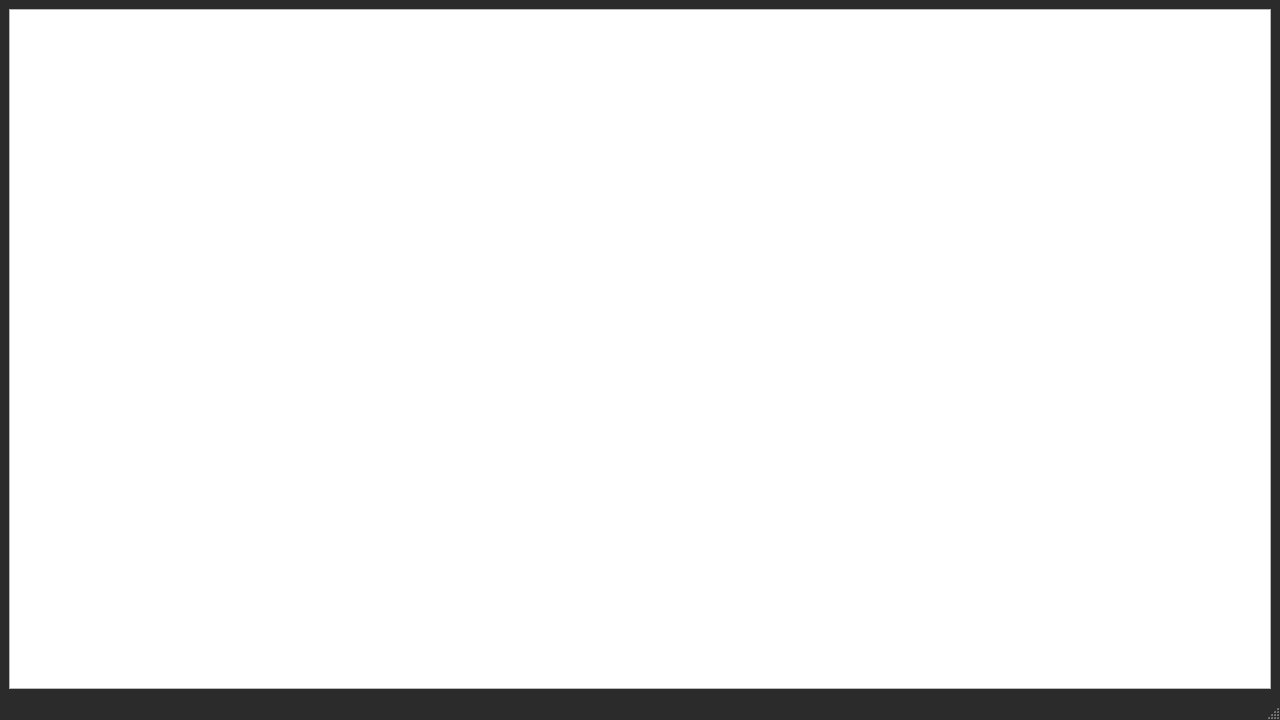
Before: the Qt Designer form aisio-gui/binary_window.ui in TaiwanMiya/Ais.IO, drawn with Qt 5.
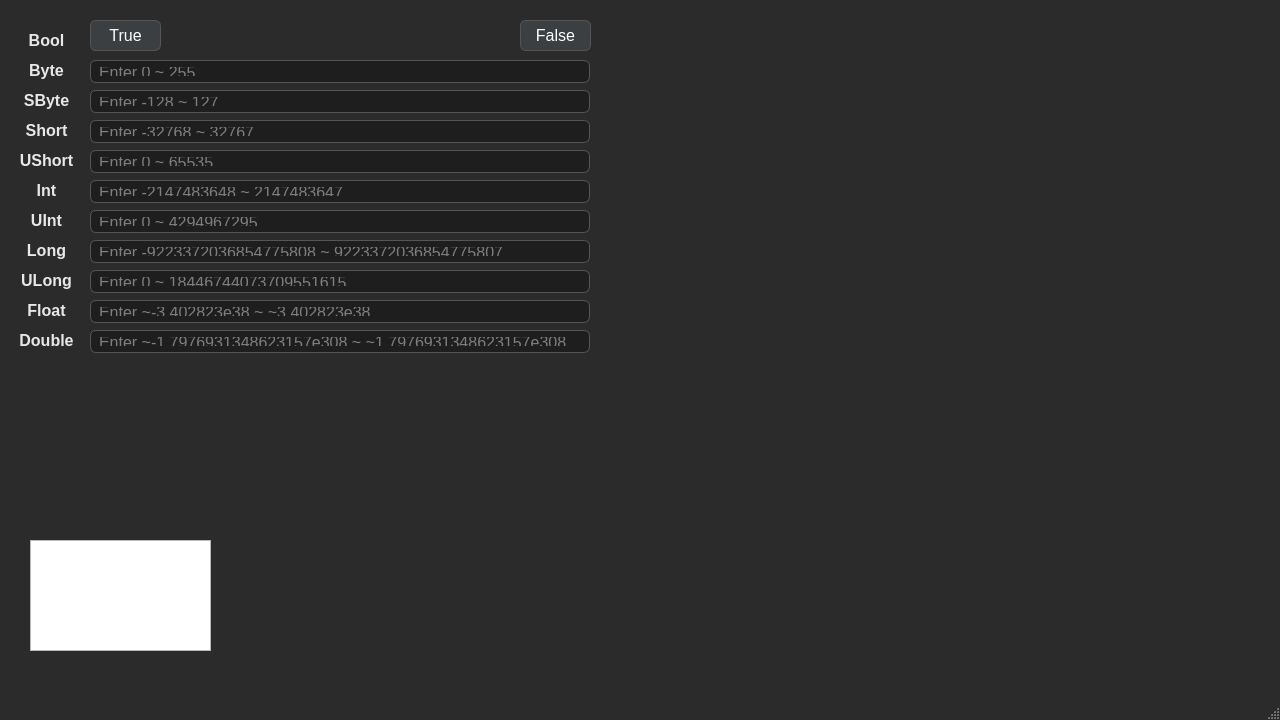
After: the same form once the commit is applied.

```diff
--- a/aisio-gui/binary_window.ui
+++ b/aisio-gui/binary_window.ui
@@ -60,11 +60,472 @@
 </string>
   </property>
   <widget class="QWidget" name="centralwidget">
-   <layout class="QHBoxLayout" name="horizontalLayout">
-    <item>
-     <widget class="QPlainTextEdit" name="plainTextEdit"/>
-    </item>
-   </layout>
+   <property name="styleSheet">
+    <string notr="true">/* 全域字型與間距 */
+* { font-family: &quot;Microsoft JhengHei UI&quot;,&quot;Segoe UI&quot;,&quot;Noto Sans CJK TC&quot;; font-size: 12pt; }
+QMainWindow { background: #1f1f1f; }
+QLabel { color: #e8e8e8; font-weight: 600; }
+
+/* 控制列按鈕 */
+QPushButton {
+  background: #2b2f3a; color: #eaeaea; border: 1px solid #3a3f4b;
+  border-radius: 8px; padding: 6px 14px;
+}
+QPushButton:hover { background: #343a46; }
+QPushButton:pressed { background: #2a2f39; }
+
+/* ComboBox */
+QComboBox {
+  background: #2b2f3a; color: #eaeaea; border: 1px solid #3a3f4b; border-radius: 8px; padding: 4px 10px;
+}
+QComboBox QAbstractItemView { background: #2b2f3a; color: #eaeaea; selection-background-color: #3b4150; }
+
+/* 文字框 */
+QPlainTextEdit {
+  background: #111317; color: #dfe3ea; border: 1px solid #343a46; border-radius: 10px;
+  selection-background-color: #394359;
+}
+
+/* 分隔條 */
+QSplitter::handle { background: #2a2f39; width: 6px; }
+
+QMainWindow {
+    background-color: #2b2b2b;   /* 主背景 */
+    color: #f0f0f0;
+}
+
+QMenuBar {
+    background-color: #333;
+    color: #f0f0f0;
+}
+QMenuBar::item:selected {
+    background-color: #444;
+}
+
+QTextEdit {
+    background-color: #1e1e1e;
+    color: #e0e0e0;
+    border: 1px solid #555;
+    border-radius: 6px;
+    padding: 6px;
+    font: 11pt &quot;Arial&quot;;
+}
+
+QLineEdit {
+    background-color: #1e1e1e;
+    color: #e0e0e0;
+    border: 1px solid #555;
+    border-radius: 6px;
+    padding: 6px;
+    font: 11pt &quot;Arial&quot;;
+}
+
+QPushButton {
+    background-color: #3c3f41;
+    color: #ffffff;
+    border: 1px solid #555;
+    border-radius: 6px;
+    padding: 6px 12px;
+}
+QPushButton:hover {
+    background-color: #505357;
+}
+QPushButton:pressed {
+    background-color: #2e2f30;
+}
+
+QComboBox {
+    background-color: #2d2d30;
+    color: #f0f0f0;
+    border: 1px solid #555;
+    border-radius: 6px;
+    padding: 4px;
+}
+</string>
+   </property>
+   <widget class="QLineEdit" name="byteLineEdit">
+    <property name="geometry">
+     <rect>
+      <x>90</x>
+      <y>60</y>
+      <width>500</width>
+      <height>23</height>
+     </rect>
+    </property>
+    <property name="toolTip">
+     <string>&lt;html&gt;&lt;head/&gt;&lt;body&gt;&lt;p&gt;Only 0 ~ 255 can be entered.&lt;/p&gt;&lt;/body&gt;&lt;/html&gt;</string>
+    </property>
+    <property name="placeholderText">
+     <string>Enter 0 ~ 255</string>
+    </property>
+   </widget>
+   <widget class="QPushButton" name="boolTruePushButton">
+    <property name="geometry">
+     <rect>
+      <x>90</x>
+      <y>20</y>
+      <width>71</width>
+      <height>31</height>
+     </rect>
+    </property>
+    <property name="text">
+     <string>True</string>
+    </property>
+   </widget>
+   <widget class="QPushButton" name="boolFalsePushButton">
+    <property name="geometry">
+     <rect>
+      <x>520</x>
+      <y>20</y>
+      <width>71</width>
+      <height>31</height>
+     </rect>
+    </property>
+    <property name="text">
+     <string>False</string>
+    </property>
+   </widget>
+   <widget class="QLabel" name="byteLabel">
+    <property name="geometry">
+     <rect>
+      <x>20</x>
+      <y>60</y>
+      <width>53</width>
+      <height>21</height>
+     </rect>
+    </property>
+    <property name="text">
+     <string>Byte</string>
+    </property>
+    <property name="alignment">
+     <set>Qt::AlignmentFlag::AlignCenter</set>
+    </property>
+   </widget>
+   <widget class="QLabel" name="sbyteLabel">
+    <property name="geometry">
+     <rect>
+      <x>20</x>
+      <y>90</y>
+      <width>53</width>
+      <height>21</height>
+     </rect>
+    </property>
+    <property name="text">
+     <string>SByte</string>
+    </property>
+    <property name="alignment">
+     <set>Qt::AlignmentFlag::AlignCenter</set>
+    </property>
+   </widget>
+   <widget class="QLineEdit" name="sbyteLineEdit">
+    <property name="geometry">
+     <rect>
+      <x>90</x>
+      <y>90</y>
+      <width>500</width>
+      <height>23</height>
+     </rect>
+    </property>
+    <property name="toolTip">
+     <string>&lt;html&gt;&lt;head/&gt;&lt;body&gt;&lt;p&gt;Only -128 ~ 127 can be entered.&lt;/p&gt;&lt;/body&gt;&lt;/html&gt;</string>
+    </property>
+    <property name="placeholderText">
+     <string>Enter -128 ~ 127</string>
+    </property>
+   </widget>
+   <widget class="QLabel" name="shortLabel">
+    <property name="geometry">
+     <rect>
+      <x>20</x>
+      <y>120</y>
+      <width>53</width>
+      <height>21</height>
+     </rect>
+    </property>
+    <property name="text">
+     <string>Short</string>
+    </property>
+    <property name="alignment">
+     <set>Qt::AlignmentFlag::AlignCenter</set>
+    </property>
+   </widget>
+   <widget class="QLineEdit" name="shortLineEdit">
+    <property name="geometry">
+     <rect>
+      <x>90</x>
+      <y>120</y>
+      <width>500</width>
+      <height>23</height>
+     </rect>
+    </property>
+    <property name="toolTip">
+     <string>&lt;html&gt;&lt;head/&gt;&lt;body&gt;&lt;p&gt;Only -32768 ~ 32767 can be entered.&lt;/p&gt;&lt;/body&gt;&lt;/html&gt;</string>
+    </property>
+    <property name="placeholderText">
+     <string>Enter -32768 ~ 32767</string>
+    </property>
+   </widget>
+   <widget class="QLabel" name="ushortLabel">
+    <property name="geometry">
+     <rect>
+      <x>20</x>
+      <y>150</y>
+      <width>53</width>
+      <height>21</height>
+     </rect>
+    </property>
+    <property name="text">
+     <string>UShort</string>
+    </property>
+    <property name="alignment">
+     <set>Qt::AlignmentFlag::AlignCenter</set>
+    </property>
+   </widget>
+   <widget class="QLineEdit" name="ushortLineEdit">
+    <property name="geometry">
+     <rect>
+      <x>90</x>
+      <y>150</y>
+      <width>500</width>
+      <height>23</height>
+     </rect>
+    </property>
+    <property name="toolTip">
+     <string>&lt;html&gt;&lt;head/&gt;&lt;body&gt;&lt;p&gt;Only 0 ~ 65535 can be entered.&lt;/p&gt;&lt;/body&gt;&lt;/html&gt;</string>
+    </property>
+    <property name="placeholderText">
+     <string>Enter 0 ~ 65535</string>
+    </property>
+   </widget>
+   <widget class="QLineEdit" name="longLineEdit">
+    <property name="geometry">
+     <rect>
+      <x>90</x>
+      <y>240</y>
+      <width>500</width>
+      <height>23</height>
+     </rect>
+    </property>
+    <property name="toolTip">
+     <string>&lt;html&gt;&lt;head/&gt;&lt;body&gt;&lt;p&gt;Only -9223372036854775808 ~ 9223372036854775807 can be entered.&lt;/p&gt;&lt;/body&gt;&lt;/html&gt;</string>
+    </property>
+    <property name="placeholderText">
+     <string>Enter -9223372036854775808 ~ 9223372036854775807</string>
+    </property>
+   </widget>
+   <widget class="QLineEdit" name="ulongLineEdit">
+    <property name="geometry">
+     <rect>
+      <x>90</x>
+      <y>270</y>
+      <width>500</width>
+      <height>23</height>
+     </rect>
+    </property>
+    <property name="toolTip">
+     <string>&lt;html&gt;&lt;head/&gt;&lt;body&gt;&lt;p&gt;Only 0 ~ 18446744073709551615 can be entered.&lt;/p&gt;&lt;/body&gt;&lt;/html&gt;</string>
+    </property>
+    <property name="placeholderText">
+     <string>Enter 0 ~ 18446744073709551615</string>
+    </property>
+   </widget>
+   <widget class="QLabel" name="ulongLabel">
+    <property name="geometry">
+     <rect>
+      <x>20</x>
+      <y>270</y>
+      <width>53</width>
+      <height>21</height>
+     </rect>
+    </property>
+    <property name="text">
+     <string>ULong</string>
+    </property>
+    <property name="alignment">
+     <set>Qt::AlignmentFlag::AlignCenter</set>
+    </property>
+   </widget>
+   <widget class="QLabel" name="intLabel">
+    <property name="geometry">
+     <rect>
+      <x>20</x>
+      <y>180</y>
+      <width>53</width>
+      <height>21</height>
+     </rect>
+    </property>
+    <property name="text">
+     <string>Int</string>
+    </property>
+    <property name="alignment">
+     <set>Qt::AlignmentFlag::AlignCenter</set>
+    </property>
+   </widget>
+   <widget class="QLineEdit" name="uintLineEdit">
+    <property name="geometry">
+     <rect>
+      <x>90</x>
+      <y>210</y>
+      <width>500</width>
+      <height>23</height>
+     </rect>
+    </property>
+    <property name="toolTip">
+     <string>&lt;html&gt;&lt;head/&gt;&lt;body&gt;&lt;p&gt;Only 0 ~ 4294967295 can be entered.&lt;/p&gt;&lt;/body&gt;&lt;/html&gt;</string>
+    </property>
+    <property name="placeholderText">
+     <string>Enter 0 ~ 4294967295</string>
+    </property>
+   </widget>
+   <widget class="QLabel" name="uintLabel">
+    <property name="geometry">
+     <rect>
+      <x>20</x>
+      <y>210</y>
+      <width>53</width>
+      <height>21</height>
+     </rect>
+    </property>
+    <property name="text">
+     <string>UInt</string>
+    </property>
+    <property name="alignment">
+     <set>Qt::AlignmentFlag::AlignCenter</set>
+    </property>
+   </widget>
+   <widget class="QLabel" name="longLabel">
+    <property name="geometry">
+     <rect>
+      <x>20</x>
+      <y>240</y>
+      <width>53</width>
+      <height>21</height>
+     </rect>
+    </property>
+    <property name="text">
+     <string>Long</string>
+    </property>
+    <property name="alignment">
+     <set>Qt::AlignmentFlag::AlignCenter</set>
+    </property>
+   </widget>
+   <widget class="QLineEdit" name="intLineEdit">
+    <property name="geometry">
+     <rect>
+      <x>90</x>
+      <y>180</y>
+      <width>500</width>
+      <height>23</height>
+     </rect>
+    </property>
+    <property name="toolTip">
+     <string>&lt;html&gt;&lt;head/&gt;&lt;body&gt;&lt;p&gt;Only -2147483648 ~ 2147483647 can be entered.&lt;/p&gt;&lt;/body&gt;&lt;/html&gt;</string>
+    </property>
+    <property name="placeholderText">
+     <string>Enter -2147483648 ~ 2147483647</string>
+    </property>
+   </widget>
+   <widget class="QLabel" name="doubleLabel">
+    <property name="geometry">
+     <rect>
+      <x>20</x>
+      <y>330</y>
+      <width>53</width>
+      <height>21</height>
+     </rect>
+    </property>
+    <property name="text">
+     <string>Double</string>
+    </property>
+    <property name="alignment">
+     <set>Qt::AlignmentFlag::AlignCenter</set>
+    </property>
+   </widget>
+   <widget class="QLineEdit" name="floatLineEdit">
+    <property name="geometry">
+     <rect>
+      <x>90</x>
+      <y>300</y>
+      <width>500</width>
+      <height>23</height>
+     </rect>
+    </property>
+    <property name="toolTip">
+     <string>&lt;html&gt;&lt;head/&gt;&lt;body&gt;&lt;p&gt;Only ~-3.402823e38 ~ ~3.402823e38 can be entered.&lt;/p&gt;&lt;/body&gt;&lt;/html&gt;</string>
+    </property>
+    <property name="placeholderText">
+     <string>Enter ~-3.402823e38 ~ ~3.402823e38</string>
+    </property>
+   </widget>
+   <widget class="QLabel" name="floatLabel">
+    <property name="geometry">
+     <rect>
+      <x>20</x>
+      <y>300</y>
+      <width>53</width>
+      <height>21</height>
+     </rect>
+    </property>
+    <property name="text">
+     <string>Float</string>
+    </property>
+    <property name="alignment">
+     <set>Qt::AlignmentFlag::AlignCenter</set>
+    </property>
+   </widget>
+   <widget class="QLineEdit" name="doubleLineEdit">
+    <property name="geometry">
+     <rect>
+      <x>90</x>
+      <y>330</y>
+      <width>500</width>
+      <height>23</height>
+     </rect>
+    </property>
+    <property name="toolTip">
+     <string>&lt;html&gt;&lt;head/&gt;&lt;body&gt;&lt;p&gt;Only ~-1.7976931348623157e308 ~ ~1.7976931348623157e308 can be entered.&lt;/p&gt;&lt;/body&gt;&lt;/html&gt;</string>
+    </property>
+    <property name="placeholderText">
+     <string>Enter ~-1.7976931348623157e308 ~ ~1.7976931348623157e308</string>
+    </property>
+   </widget>
+   <widget class="QLabel" name="boolLabel">
+    <property name="geometry">
+     <rect>
+      <x>20</x>
+      <y>30</y>
+      <width>53</width>
+      <height>21</height>
+     </rect>
+    </property>
+    <property name="text">
+     <string>Bool</string>
+    </property>
+    <property name="alignment">
+     <set>Qt::AlignmentFlag::AlignCenter</set>
+    </property>
+   </widget>
+   <widget class="QTableWidget" name="tableHexView">
+    <property name="geometry">
+     <rect>
+      <x>30</x>
+      <y>540</y>
+      <width>181</width>
+      <height>111</height>
+     </rect>
+    </property>
+   </widget>
+   <widget class="QWidget" name="horizontalLayoutWidget">
+    <property name="geometry">
+     <rect>
+      <x>600</x>
+      <y>20</y>
+      <width>671</width>
+      <height>651</height>
+     </rect>
+    </property>
+    <layout class="QHBoxLayout" name="horizontalLayout"/>
+   </widget>
   </widget>
   <widget class="QMenuBar" name="menubar">
    <property name="geometry">
```
